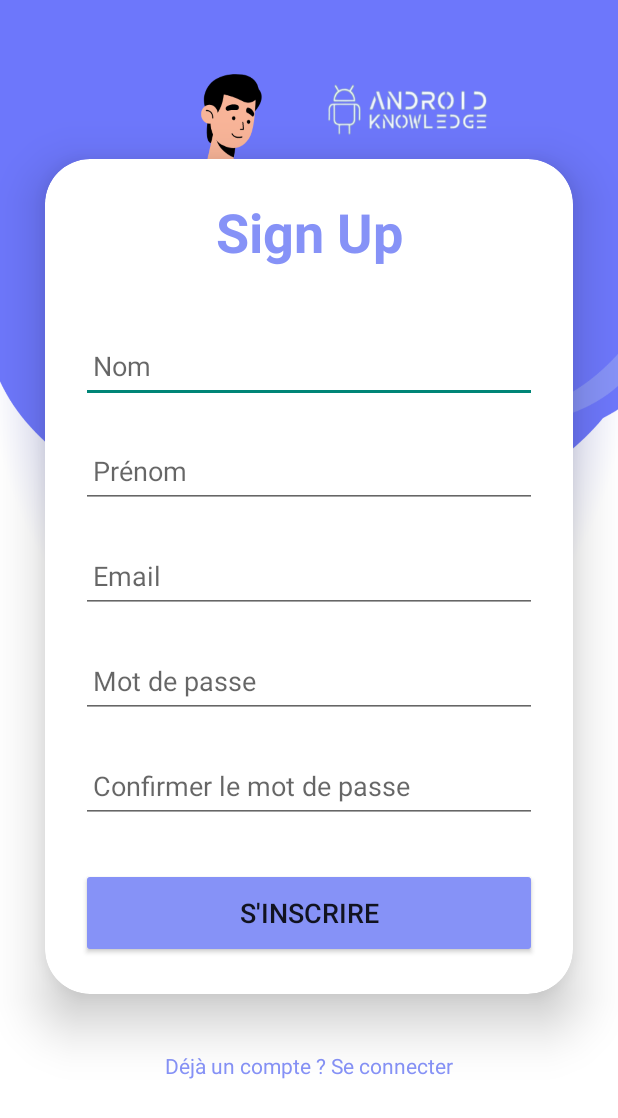
After one commit to med-sidmed/DEV_Mobile_MINI_Projet, an Android app: the SignupActivity screen opened directly, with no data from a screen before it, on a phone screen of 412 x 824 dp. The commit adds this screen. Shown: the top 1118 px of the screen. Run offline under Robolectric (Android 15) with nearby library versions, the phone set to English and light mode, and no system bars.

Commit message:
login and signup

```diff
--- a/app/src/main/java/com/example/shop/Activities/MainActivity.java
+++ b/app/src/main/java/com/example/shop/Activities/MainActivity.java
@@ -2,7 +2,6 @@ package com.example.shop.Activities;
 
 import android.content.Intent;
 import android.os.Bundle;
-import android.widget.EditText;
 import android.widget.ImageView;
 import android.widget.LinearLayout;
 import android.widget.Toast;
@@ -16,7 +15,6 @@ import androidx.recyclerview.widget.GridLayoutManager;
 import androidx.recyclerview.widget.RecyclerView;
 
 import com.example.shop.Activities.ControlPannel.Controller;
-import com.example.shop.Adapter.ProduitAdapter;
 import com.example.shop.Databases.DBHelper;
 import com.example.shop.Models.Categories;
 import com.example.shop.Models.Produits;
@@ -126,7 +124,7 @@ public class MainActivity extends AppCompatActivity implements ProductMainAdapte
         });
 
         btnGoToSecond.setOnClickListener(v -> {
-            Intent intent = new Intent(MainActivity.this, Login_Page.class);
+            Intent intent = new Intent(MainActivity.this, LoginActivity.class);
             startActivity(intent);
         });
 
--- /dev/null
+++ b/app/src/main/java/com/example/shop/Activities/SignupActivity.java
@@ -0,0 +1,91 @@
+package com.example.shop.Activities;
+
+import android.content.Intent;
+import android.os.Bundle;
+import android.widget.Button;
+import android.widget.EditText;
+import android.widget.TextView;
+import android.widget.Toast;
+import androidx.appcompat.app.AppCompatActivity;
+
+import com.example.shop.Databases.DBHelper;
+import com.example.shop.Models.Users;
+import com.example.shop.R;
+
+import java.text.SimpleDateFormat;
+import java.util.Date;
+import java.util.Locale;
+
+public class SignupActivity extends AppCompatActivity {
+
+    private EditText nomEditText, prenomEditText, emailEditText, passwordEditText, confirmPasswordEditText;
+    private Button signupButton;
+    private TextView loginTextView;
+    private DBHelper dbHelper;
+
+    @Override
+    protected void onCreate(Bundle savedInstanceState) {
+        super.onCreate(savedInstanceState);
+        setContentView(R.layout.signup);
+
+        // Initialisation des vues
+        nomEditText = findViewById(R.id.nomEditText);
+        prenomEditText = findViewById(R.id.prenomEditText);
+        emailEditText = findViewById(R.id.emailEditText);
+        passwordEditText = findViewById(R.id.passwordEditText);
+        confirmPasswordEditText = findViewById(R.id.confirmPasswordEditText);
+        signupButton = findViewById(R.id.signupButton);
+        loginTextView = findViewById(R.id.loginTextView);
+        dbHelper = new DBHelper(this);
+
+        // Bouton d'inscription
+        signupButton.setOnClickListener(v -> {
+            String nom = nomEditText.getText().toString().trim();
+            String prenom = prenomEditText.getText().toString().trim();
+            String email = emailEditText.getText().toString().trim();
+            String password = passwordEditText.getText().toString().trim();
+            String confirmPassword = confirmPasswordEditText.getText().toString().trim();
+
+            // Validation des champs
+            if (nom.isEmpty() || prenom.isEmpty() || email.isEmpty() || password.isEmpty() || confirmPassword.isEmpty()) {
+                Toast.makeText(SignupActivity.this, "Veuillez remplir tous les champs", Toast.LENGTH_SHORT).show();
+                return;
+            }
+
+            if (!password.equals(confirmPassword)) {
+                Toast.makeText(SignupActivity.this, "Les mots de passe ne correspondent pas", Toast.LENGTH_SHORT).show();
+                return;
+            }
+
+            // Vérification si l'email existe déjà
+            if (dbHelper.getUserByEmail(email) != null) {
+                Toast.makeText(SignupActivity.this, "Cet email est déjà utilisé", Toast.LENGTH_SHORT).show();
+                return;
+            }
+
+            // Création de l'utilisateur
+            Users user = new Users();
+            user.setNom(nom);
+            user.setPrenom(prenom);
+            user.setEmail(email);
+            user.setPassword(password);
+            user.setRole("user"); // Rôle par défaut
+            user.setDateInscription(new SimpleDateFormat("yyyy-MM-dd HH:mm:ss", Locale.getDefault()).format(new Date()));
+
+            dbHelper.ajouterUtilisateur(user);
+            Toast.makeText(SignupActivity.this, "Inscription réussie", Toast.LENGTH_SHORT).show();
+
+            // Redirection vers la page de connexion
+            Intent intent = new Intent(SignupActivity.this, LoginActivity.class);
+            startActivity(intent);
+            finish();
+        });
+
+        // Lien vers la connexion
+        loginTextView.setOnClickListener(v -> {
+            Intent intent = new Intent(SignupActivity.this, LoginActivity.class);
+            startActivity(intent);
+            finish();
+        });
+    }
+}
--- /dev/null
+++ b/app/src/main/res/layout/signup.xml
@@ -0,0 +1,117 @@
+<?xml version="1.0" encoding="utf-8"?>
+<LinearLayout
+    xmlns:android="http://schemas.android.com/apk/res/android"
+    xmlns:app="http://schemas.android.com/apk/res-auto"
+    xmlns:tools="http://schemas.android.com/tools"
+    android:layout_width="match_parent"
+    android:layout_height="match_parent"
+    android:orientation="vertical"
+    android:gravity="center"
+    android:background="@drawable/loginbkg"
+    tools:context=".Activities.SignupActivity">
+
+    <androidx.cardview.widget.CardView
+        android:layout_width="match_parent"
+        android:layout_height="wrap_content"
+        android:layout_margin="30dp"
+        app:cardCornerRadius="30dp"
+        app:cardElevation="20dp">
+
+        <LinearLayout
+            android:layout_width="match_parent"
+            android:layout_height="wrap_content"
+            android:orientation="vertical"
+            android:layout_gravity="center_horizontal"
+            android:padding="24dp">
+
+            <TextView
+                android:layout_width="match_parent"
+                android:layout_height="wrap_content"
+                android:id="@+id/signupText"
+                android:text="Sign Up"
+                android:textSize="36sp"
+                android:textAlignment="center"
+                android:textStyle="bold"
+                android:textColor="@color/purple"/>
+
+            <EditText
+                android:id="@+id/nomEditText"
+                android:layout_width="match_parent"
+                android:layout_height="50dp"
+                android:hint="Nom"
+                android:drawablePadding="8dp"
+                android:padding="8dp"
+                android:inputType="text"
+                android:textColor="@color/black"
+                android:layout_marginTop="40dp"/>
+
+            <EditText
+                android:id="@+id/prenomEditText"
+                android:layout_width="match_parent"
+                android:layout_height="50dp"
+                android:hint="Prénom"
+                android:drawablePadding="8dp"
+                android:padding="8dp"
+                android:inputType="text"
+                android:textColor="@color/black"
+                android:layout_marginTop="20dp"/>
+
+            <EditText
+                android:id="@+id/emailEditText"
+                android:layout_width="match_parent"
+                android:layout_height="50dp"
+                android:hint="Email"
+                android:drawablePadding="8dp"
+                android:padding="8dp"
+                android:inputType="textEmailAddress"
+                android:textColor="@color/black"
+                android:layout_marginTop="20dp"/>
+
+            <EditText
+                android:id="@+id/passwordEditText"
+                android:layout_width="match_parent"
+                android:layout_height="50dp"
+                android:hint="Mot de passe"
+                android:drawablePadding="8dp"
+                android:padding="8dp"
+                android:inputType="textPassword"
+                android:textColor="@color/black"
+                android:layout_marginTop="20dp"/>
+
+            <EditText
+                android:id="@+id/confirmPasswordEditText"
+                android:layout_width="match_parent"
+                android:layout_height="50dp"
+                android:hint="Confirmer le mot de passe"
+                android:drawablePadding="8dp"
+                android:padding="8dp"
+                android:inputType="textPassword"
+                android:textColor="@color/black"
+                android:layout_marginTop="20dp"/>
+
+            <Button
+                android:id="@+id/signupButton"
+                android:layout_width="match_parent"
+                android:layout_height="60dp"
+                android:text="S'inscrire"
+                android:textSize="18sp"
+                android:layout_marginTop="30dp"
+                android:backgroundTint="@color/purple"
+                app:cornerRadius="20dp"/>
+
+        </LinearLayout>
+
+    </androidx.cardview.widget.CardView>
+
+    <TextView
+        android:id="@+id/loginTextView"
+        android:layout_width="wrap_content"
+        android:layout_height="wrap_content"
+        android:padding="8dp"
+        android:text="Déjà un compte ? Se connecter"
+        android:textSize="14sp"
+        android:textAlignment="center"
+        android:textColor="@color/purple"
+        android:layout_marginBottom="20dp"/>
+
+</LinearLayout>
```
Also changed, not shown: app/src/main/AndroidManifest.xml (+10 -5 lines), app/src/main/java/com/example/shop/Activities/LoginActivity.java (added, +127 -0 lines), app/src/main/java/com/example/shop/Activities/Login_Page.java (deleted, +0 -26 lines), app/src/main/res/layout/login.xml (+14 -21 lines).
